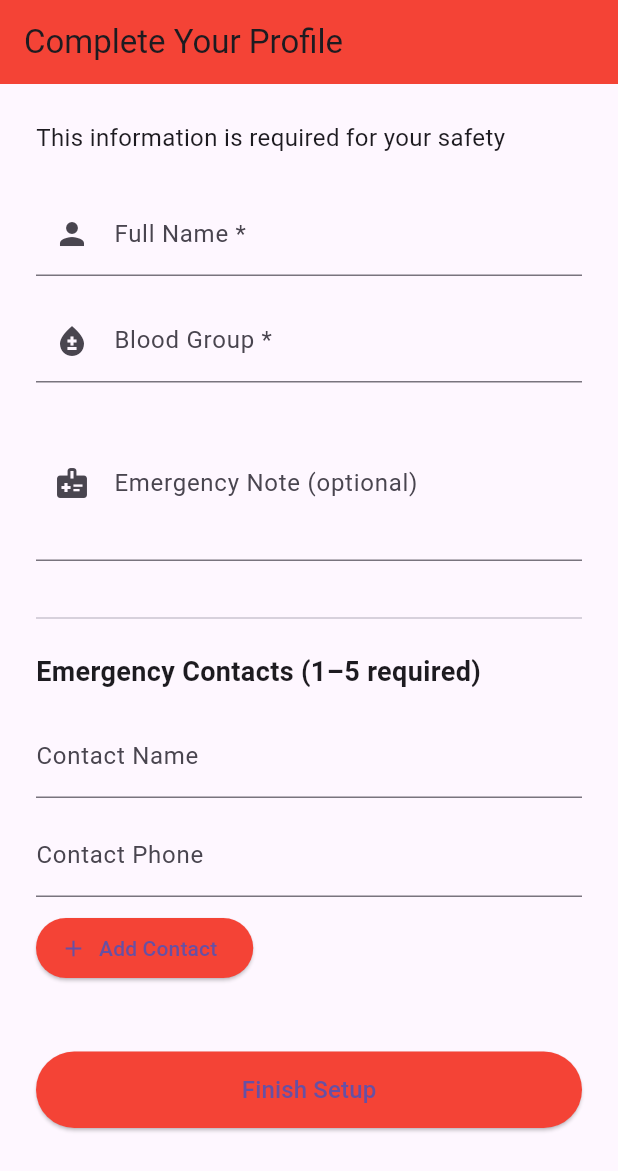
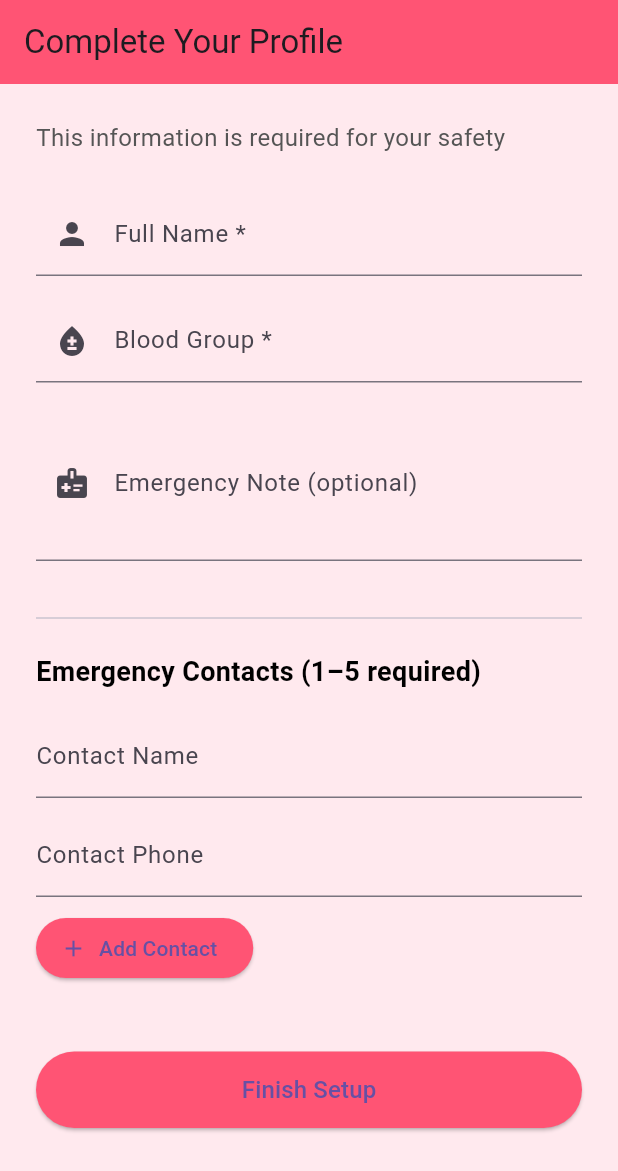
Before and after one commit to iamsarthakx7/HerShield, a Flutter app: the screen it shows once a user with an empty profile is signed in, on a phone screen of 412 x 824 dp. Shown: the top 1171 px of the screen. Run offline on Flutter 3.47's test engine with Material 3 defaults, Android fonts, the light colour scheme and no system bars; our stand-ins replace cloud_firestore, firebase_auth, firebase_core, firebase_storage, geolocator, image_picker and 3 more; accounts and stored records are empty.

Commit message:
Apply unified color scheme across screens

```diff
--- a/lib/screens/emergency_info_screen.dart
+++ b/lib/screens/emergency_info_screen.dart
@@ -1,6 +1,7 @@
 import 'package:flutter/material.dart';
 import 'package:firebase_auth/firebase_auth.dart';
 import 'package:cloud_firestore/cloud_firestore.dart';
+import '../constants/app_colors.dart';
 
 class EmergencyInfoScreen extends StatefulWidget {
   const EmergencyInfoScreen({super.key});
@@ -69,7 +70,7 @@ class _EmergencyInfoScreenState extends State<EmergencyInfoScreen> {
     return Scaffold(
       appBar: AppBar(
         title: const Text('Emergency Info'),
-        backgroundColor: Colors.red,
+        backgroundColor: AppColors.primary, // CHANGED
       ),
       body: _loading
           ? const Center(child: CircularProgressIndicator())
@@ -89,7 +90,7 @@ class _EmergencyInfoScreenState extends State<EmergencyInfoScreen> {
               child: ElevatedButton(
                 onPressed: _saveData,
                 style: ElevatedButton.styleFrom(
-                  backgroundColor: Colors.red,
+                  backgroundColor: AppColors.primary, // CHANGED
                   padding:
                   const EdgeInsets.symmetric(vertical: 14),
                 ),
--- a/lib/screens/profile_setup_screen.dart
+++ b/lib/screens/profile_setup_screen.dart
@@ -1,6 +1,7 @@
 import 'package:flutter/material.dart';
 import 'package:firebase_auth/firebase_auth.dart';
 import 'package:cloud_firestore/cloud_firestore.dart';
+import '../constants/app_colors.dart';
 
 class ProfileSetupScreen extends StatefulWidget {
   const ProfileSetupScreen({super.key});
@@ -20,7 +21,6 @@ class _ProfileSetupScreenState extends State<ProfileSetupScreen> {
   bool _loading = false;
   List<Map<String, String>> _contacts = [];
 
-  // ➕ ADD EMERGENCY CONTACT (MAX 5)
   void _addContact() {
     if (_contactNameController.text.trim().isEmpty ||
         _contactPhoneController.text.trim().isEmpty) {
@@ -48,12 +48,10 @@ class _ProfileSetupScreenState extends State<ProfileSetupScreen> {
     _contactPhoneController.clear();
   }
 
-  // ❌ REMOVE CONTACT
   void _removeContact(int index) {
     setState(() => _contacts.removeAt(index));
   }
 
-  // ✅ COMPLETE PROFILE
   Future<void> _completeProfile() async {
     final user = FirebaseAuth.instance.currentUser;
     if (user == null) return;
@@ -69,7 +67,8 @@ class _ProfileSetupScreenState extends State<ProfileSetupScreen> {
     if (_contacts.isEmpty) {
       ScaffoldMessenger.of(context).showSnackBar(
         const SnackBar(
-            content: Text('Add at least one emergency contact')),
+          content: Text('Add at least one emergency contact'),
+        ),
       );
       return;
     }
@@ -79,7 +78,6 @@ class _ProfileSetupScreenState extends State<ProfileSetupScreen> {
     final userRef =
     FirebaseFirestore.instance.collection('users').doc(user.uid);
 
-    // 🔥 SAVE PROFILE
     await userRef.set({
       'name': _nameController.text.trim(),
       'bloodGroup': _bloodController.text.trim(),
@@ -88,7 +86,6 @@ class _ProfileSetupScreenState extends State<ProfileSetupScreen> {
       'createdAt': FieldValue.serverTimestamp(),
     }, SetOptions(merge: true));
 
-    // 🔥 SAVE CONTACTS
     for (final contact in _contacts) {
       await userRef.collection('contacts').add({
         'name': contact['name'],
@@ -99,7 +96,6 @@ class _ProfileSetupScreenState extends State<ProfileSetupScreen> {
 
     setState(() => _loading = false);
 
-    // 🚀 GO TO HOME (CLEAR STACK)
     Navigator.of(context).pushNamedAndRemoveUntil(
       '/',
           (route) => false,
@@ -109,9 +105,10 @@ class _ProfileSetupScreenState extends State<ProfileSetupScreen> {
   @override
   Widget build(BuildContext context) {
     return Scaffold(
+      backgroundColor: AppColors.background,
       appBar: AppBar(
         title: const Text('Complete Your Profile'),
-        backgroundColor: Colors.red,
+        backgroundColor: AppColors.primary,
         automaticallyImplyLeading: false,
       ),
       body: SingleChildScrollView(
@@ -121,12 +118,14 @@ class _ProfileSetupScreenState extends State<ProfileSetupScreen> {
           children: [
             const Text(
               'This information is required for your safety',
-              style: TextStyle(fontSize: 16),
+              style: TextStyle(
+                fontSize: 16,
+                color: AppColors.textSecondary,
+              ),
             ),
 
             const SizedBox(height: 25),
 
-            // 👤 BASIC DETAILS
             TextField(
               controller: _nameController,
               decoration: const InputDecoration(
@@ -163,12 +162,12 @@ class _ProfileSetupScreenState extends State<ProfileSetupScreen> {
 
             const SizedBox(height: 15),
 
-            // 👥 EMERGENCY CONTACTS
             const Text(
               'Emergency Contacts (1–5 required)',
               style: TextStyle(
                 fontSize: 18,
                 fontWeight: FontWeight.bold,
+                color: AppColors.textPrimary,
               ),
             ),
 
@@ -198,23 +197,28 @@ class _ProfileSetupScreenState extends State<ProfileSetupScreen> {
               icon: const Icon(Icons.add),
               label: const Text('Add Contact'),
               style: ElevatedButton.styleFrom(
-                backgroundColor: Colors.red,
+                backgroundColor: AppColors.primary,
               ),
             ),
 
             const SizedBox(height: 15),
 
-            // 📋 CONTACT LIST
             ..._contacts.asMap().entries.map((entry) {
               final index = entry.key;
               final contact = entry.value;
 
               return ListTile(
-                leading: const Icon(Icons.person),
+                leading: const Icon(
+                  Icons.person,
+                  color: AppColors.primary,
+                ),
                 title: Text(contact['name']!),
                 subtitle: Text(contact['phone']!),
                 trailing: IconButton(
-                  icon: const Icon(Icons.delete, color: Colors.red),
+                  icon: const Icon(
+                    Icons.delete,
+                    color: AppColors.emergency,
+                  ),
                   onPressed: () => _removeContact(index),
                 ),
               );
@@ -222,18 +226,17 @@ class _ProfileSetupScreenState extends State<ProfileSetupScreen> {
 
             const SizedBox(height: 30),
 
-            // ✅ COMPLETE
             SizedBox(
               width: double.infinity,
               child: ElevatedButton(
                 onPressed: _loading ? null : _completeProfile,
                 style: ElevatedButton.styleFrom(
-                  backgroundColor: Colors.red,
+                  backgroundColor: AppColors.primary,
                   padding: const EdgeInsets.symmetric(vertical: 14),
                 ),
                 child: _loading
                     ? const CircularProgressIndicator(
-                  color: Colors.white,
+                  color: AppColors.white,
                 )
                     : const Text(
                   'Finish Setup',
--- a/lib/screens/sos_history_screen.dart
+++ b/lib/screens/sos_history_screen.dart
@@ -1,7 +1,7 @@
 import 'package:flutter/material.dart';
 import 'package:cloud_firestore/cloud_firestore.dart';
 import 'package:url_launcher/url_launcher.dart';
-
+import '../constants/app_colors.dart';
 import '../services/sos_service.dart';
 
 class SOSHistoryScreen extends StatelessWidget {
@@ -12,7 +12,7 @@ class SOSHistoryScreen extends StatelessWidget {
     return Scaffold(
       appBar: AppBar(
         title: const Text('SOS History'),
-        backgroundColor: Colors.red,
+        backgroundColor: AppColors.primary,
         centerTitle: true,
       ),
       body: StreamBuilder<QuerySnapshot>(
```
Also changed, not shown: lib/screens/edit_profile_screen.dart (+10 -19 lines), lib/screens/safety_chat_screen.dart (+32 -16 lines).
